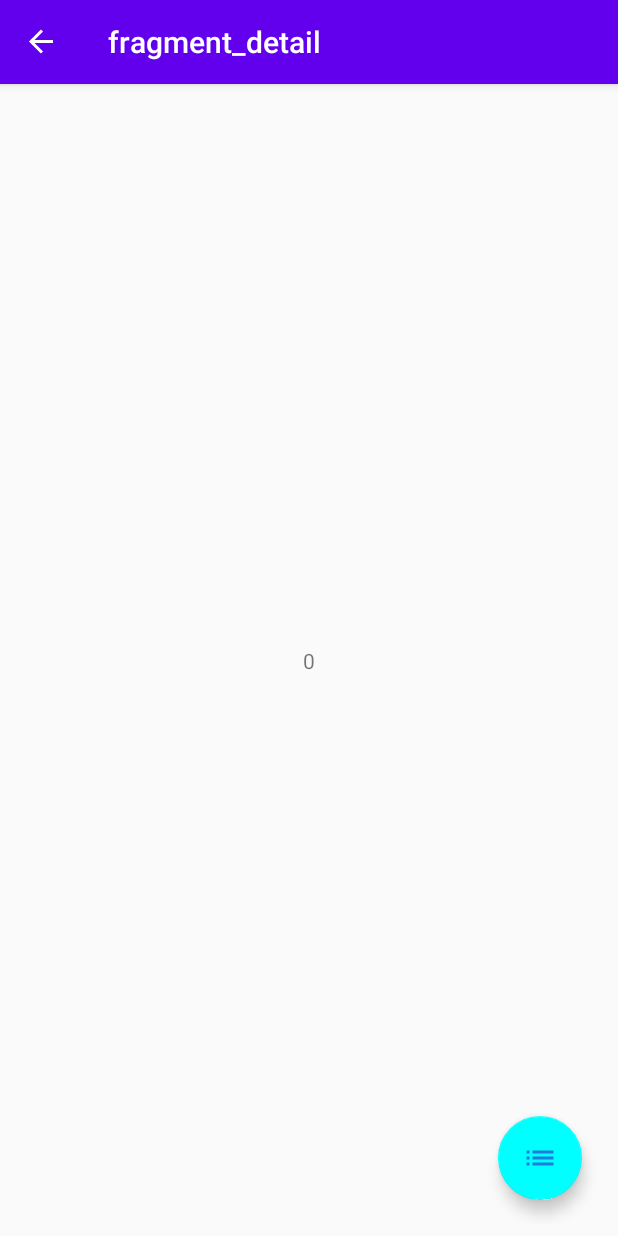
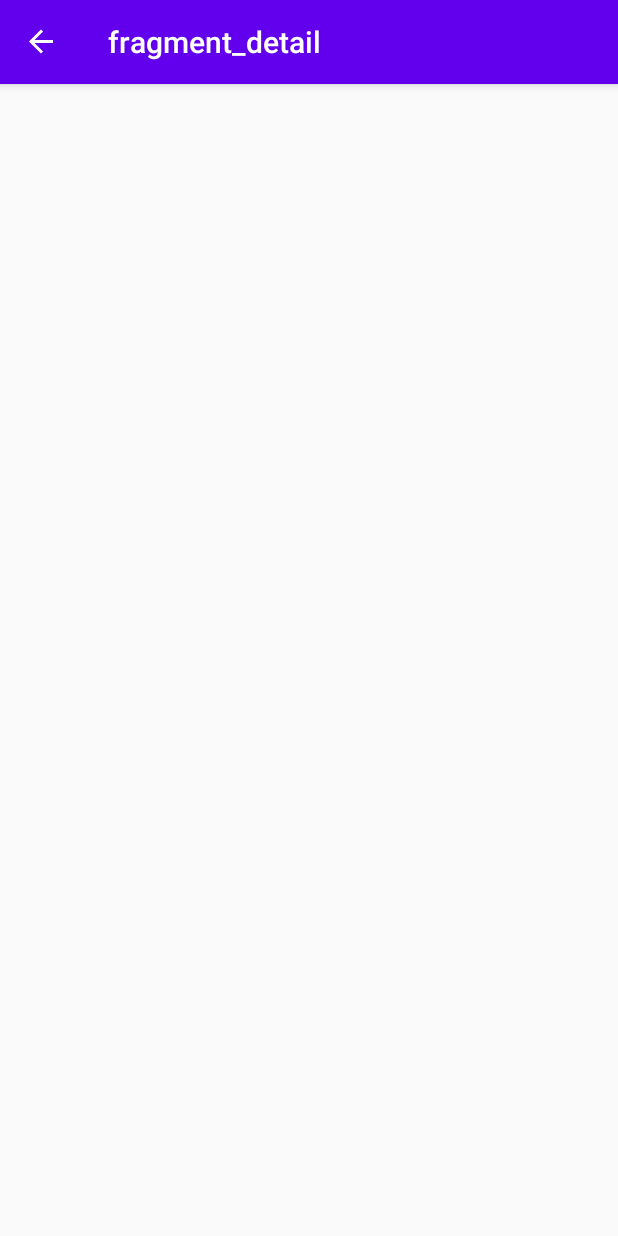
Before and after one commit to baninations/DogsV2.0, an Android app: the DetailFragment screen opened through its navigation route, on a phone screen of 412 x 824 dp. Run offline under Robolectric (Android 15) with nearby library versions, the light colour scheme and no system bars; our stand-ins replace data binding, navigation-ui.

Commit message:
The clean project

```diff
--- a/app/src/main/java/com/example/dogs/view/DetailFragment.kt
+++ b/app/src/main/java/com/example/dogs/view/DetailFragment.kt
@@ -31,12 +31,7 @@ class DetailFragment : Fragment() {
 
         arguments?.let{
             dogUuid = DetailFragmentArgs.fromBundle(it).dogUuid
-            textView.text = dogUuid.toString()
         }
 
-        btnList.setOnClickListener {
-            val action = DetailFragmentDirections.actionListFragment()
-            Navigation.findNavController(it).navigate(action)
-        }
     }
 }
--- a/app/src/main/java/com/example/dogs/view/ListFragment.kt
+++ b/app/src/main/java/com/example/dogs/view/ListFragment.kt
@@ -28,11 +28,7 @@ class ListFragment : Fragment() {
 
     override fun onViewCreated(view: View, savedInstanceState: Bundle?) {
         super.onViewCreated(view, savedInstanceState)
-        btnDetail.setOnClickListener {
-            val action = ListFragmentDirections.actionDetailFragment()
-            action.dogUuid = 278
-            Navigation.findNavController(it).navigate(action)
-        }
+
     }
 
 }
--- a/app/src/main/res/layout/fragment_detail.xml
+++ b/app/src/main/res/layout/fragment_detail.xml
@@ -8,26 +8,6 @@
         android:layout_height="match_parent"
         tools:context=".view.DetailFragment">
 
-        <TextView
-            android:id="@+id/textView"
-            android:layout_width="wrap_content"
-            android:layout_height="wrap_content"
-            android:text="Details Fragment"
-            app:layout_constraintBottom_toBottomOf="parent"
-            app:layout_constraintEnd_toEndOf="parent"
-            app:layout_constraintStart_toStartOf="parent"
-            app:layout_constraintTop_toTopOf="parent" />
 
-        <com.google.android.material.floatingactionbutton.FloatingActionButton
-            android:id="@+id/btnList"
-            android:layout_width="wrap_content"
-            android:layout_height="wrap_content"
-            android:layout_marginEnd="16dp"
-            android:layout_marginRight="16dp"
-            android:layout_marginBottom="16dp"
-            android:clickable="true"
-            android:src="@drawable/ic_list"
-            app:layout_constraintBottom_toBottomOf="parent"
-            app:layout_constraintEnd_toEndOf="parent" />
     </androidx.constraintlayout.widget.ConstraintLayout>
 </layout>
```
Also changed, not shown: app/src/main/res/layout/fragment_list.xml (+0 -20 lines).
